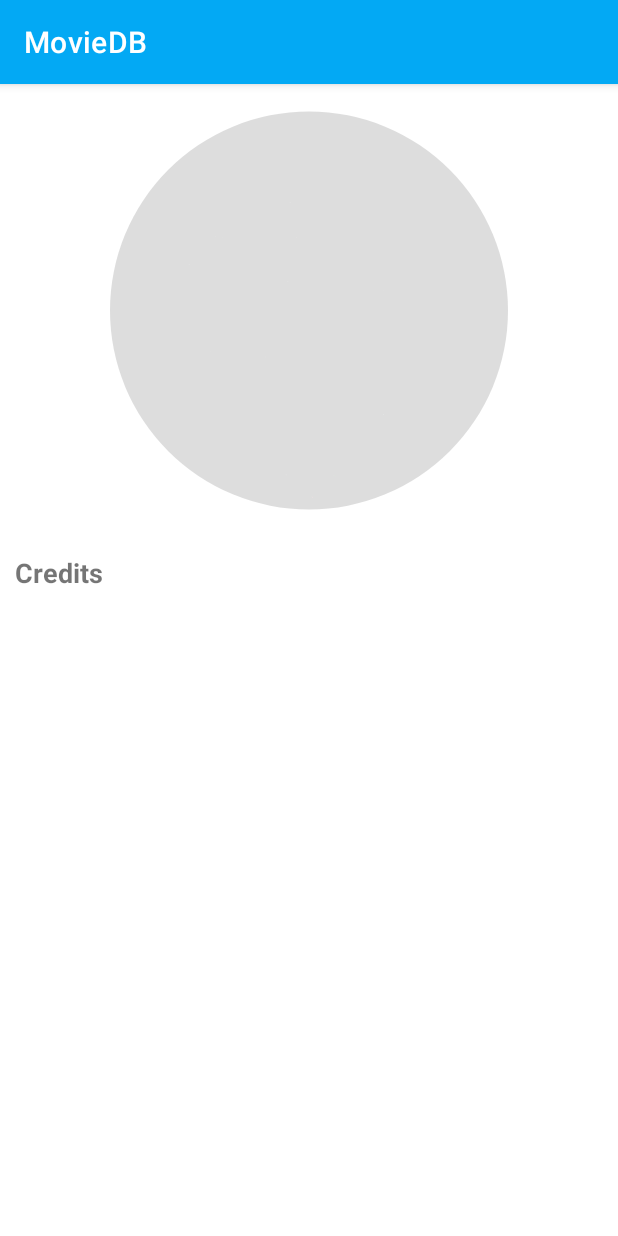
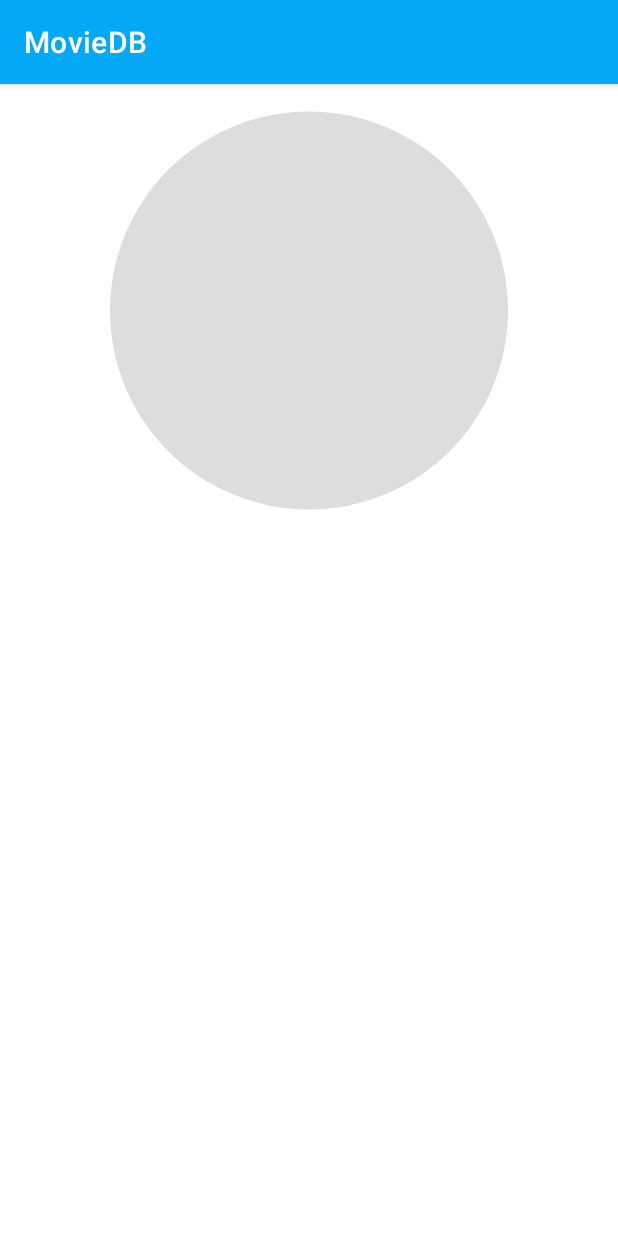
Before and after one commit to ngonimapfumo/movies-tv, an Android app: the PersonActivity screen opened directly, with no data from a screen before it, on a phone screen of 412 x 824 dp. Run offline under Robolectric (Android 15) with nearby library versions, the phone set to English and light mode, and no system bars; our stand-ins replace CircleImageView, Picasso; network calls fail; pictures from the network do not load; 2 statements that could not run were skipped.

Commit message:
Credits- Views/Models/Api Call add combined movie and TV credits that belong to a person.
fix navigation bug

```diff
--- a/app/src/main/res/layout/activity_person.xml
+++ b/app/src/main/res/layout/activity_person.xml
@@ -180,6 +180,8 @@
             </androidx.cardview.widget.CardView>
 
             <androidx.constraintlayout.widget.ConstraintLayout
+                android:visibility="gone"
+                android:id="@+id/creditsLayout"
                 android:padding="10dp"
                 android:layout_width="match_parent"
                 android:layout_height="wrap_content"
```
Also changed, not shown: app/src/main/java/zw/co/nm/moviedb/ui/adapters/CombinedCreditsListAdapter.kt (+17 -5 lines), app/src/main/java/zw/co/nm/moviedb/ui/person/PersonActivity.kt (+4 -3 lines).
